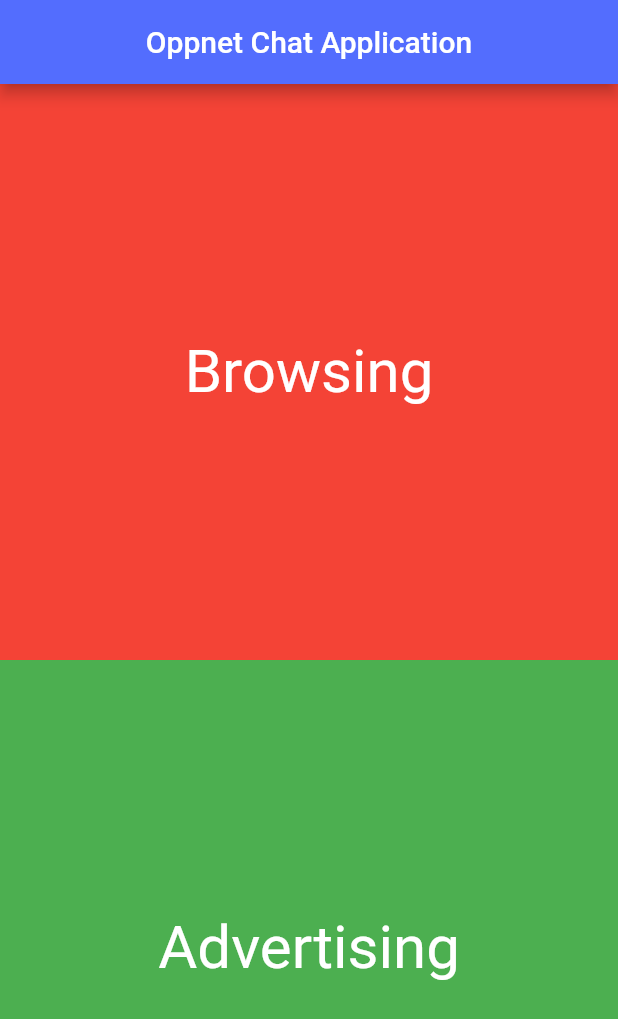
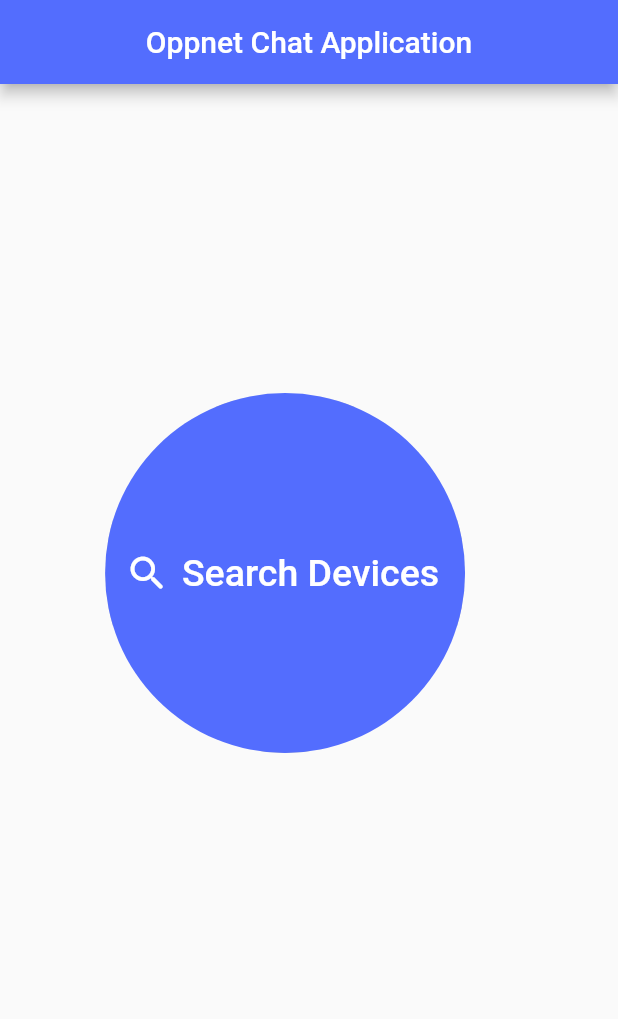
Before and after one commit to mbhuiyanst/oppnet_communication, a Flutter app: the screen it shows after launch, on a phone screen of 412 x 824 dp. Shown: the top 1019 px of the screen. Run offline on Flutter 3.47's test engine with Material 2 defaults, Android fonts, the phone set to English and light mode, and no system bars; our stand-ins replace device_info, flutter_styled_toast; missing offline and left inert: flutter_nearby_connections.

```diff
--- a/lib/main.dart
+++ b/lib/main.dart
@@ -9,6 +9,7 @@ import 'package:oppnet_chat/chat_screen.dart';
 import 'package:oppnet_chat/route.dart';
 import 'models/attached_device.dart';
 import 'models/devicelist_screen.dart';
+
 void main() {
   runApp(const MyApp());
 }
@@ -19,15 +20,13 @@ class MyApp extends StatelessWidget {
   @override
   Widget build(BuildContext context) {
     return const MaterialApp(
+      debugShowCheckedModeBanner: false,
       onGenerateRoute: generateRoute,
       initialRoute: '/',
     );
   }
 }
 //Routing the application pages........
-
-
-
 class Home extends StatelessWidget {
   const Home({Key? key}) : super(key: key);
 
@@ -42,40 +41,33 @@ class Home extends StatelessWidget {
             centerTitle: true
 
         ),
-      body: Column(
-        children: [
-          Expanded(
-            child: InkWell(
-              onTap: () {
-                Navigator.of(context).push(MaterialPageRoute(builder: (context) => const DevicesListScreen(deviceType: DeviceType.browser)));
-              },
-              child: Container(
-                color: Colors.red,
-                child: const Center(
-                    child: Text(
-                      'Browsing',
-                      style: TextStyle(color: Colors.white, fontSize: 40),
-                    )),
+        body:
+        Padding(
+            padding: EdgeInsets.only(
+                left:  MediaQuery.of(context).size.width * 0.17,
+                top: MediaQuery.of(context).size.height * 0.25
+            ),
+            child: ClipRRect(
+              borderRadius: BorderRadius.circular(140),
+              child: SizedBox(
+                width: 240,
+                height: 240,
+                child: ElevatedButton.icon(
+                  style: ElevatedButton.styleFrom(primary: Colors.indigoAccent),
+                  icon: const Icon(
+                    Icons.search_rounded,
+                    size: 30,
+                  ),
+                  label: const Text(
+                    'Search Devices',
+                    style: TextStyle(fontSize: 25),
+                  ),
+                  onPressed: () { Navigator.of(context).push(MaterialPageRoute(builder: (context) => const DevicesListScreen())); },
                 ),
               ),
-          ),
-          Expanded(
-            child: InkWell(
-              onTap: () {
-                Navigator.of(context).push(MaterialPageRoute(builder: (context) => const DevicesListScreen(deviceType: DeviceType.advertiser)));
-              },
-              child: Container(
-                color: Colors.green,
-                child: const Center(
-                    child: Text(
-                      'Advertising',
-                      style: TextStyle(color: Colors.white, fontSize: 40),
-                    )),
-              ),
-            ),
-          ),
-        ],
-      ),
+            )
+        )
+
     );
   }
 }
--- a/lib/route.dart
+++ b/lib/route.dart
@@ -12,10 +12,7 @@ Route<dynamic> generateRoute(RouteSettings settings) {
       return MaterialPageRoute(builder: (_) => const Home());
     case 'browser':
       return MaterialPageRoute(
-          builder: (_) => const DevicesListScreen(deviceType: DeviceType.browser));
-    case 'advertiser':
-      return MaterialPageRoute(
-          builder: (_) => const DevicesListScreen(deviceType: DeviceType.advertiser));
+          builder: (_) => const DevicesListScreen());
     default:
       return MaterialPageRoute(
           builder: (_) => Scaffold(
```
Also changed, not shown: lib/chat_screen.dart (+1 -10 lines), lib/models/devicelist_screen.dart (+39 -79 lines). Lines whose indentation alone changed are shown as unchanged.
